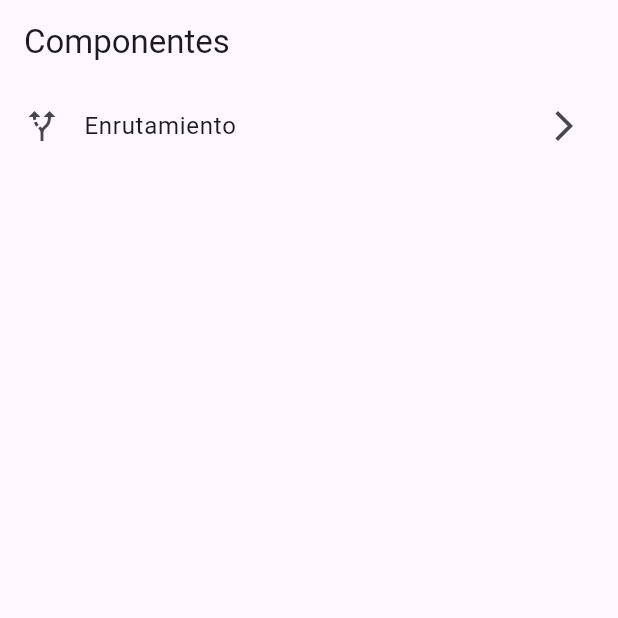
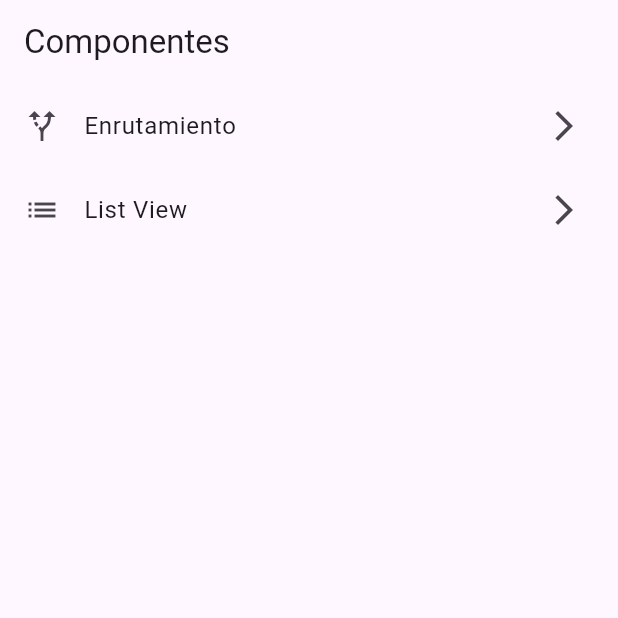
Before and after one commit to RicharC293/components_2da, a Flutter app: the screen it shows after launch, on a phone screen of 412 x 824 dp, the top half of it. Run offline on Flutter 3.47's test engine with Material 3 defaults, Android fonts, the phone set to English and light mode, and no system bars.

Commit message:
feat: Add List View screen and update Home Screen
This commit adds a new screen, List View, to the app. It includes importing the `ListViewScreen` class in `home_screen.dart` and adding a new `ListTile` to the `HomeScreen` widget for navigating to the List View screen. The route name for `ListViewScreen` is defined in `list_view_screen.dart`, and the `ListViewScreen` route is added to the `routes` map in `routes.dart`. These changes enhance the app's functionality by providing a new screen for displaying a list view.

```diff
--- a/lib/screens/home_screen.dart
+++ b/lib/screens/home_screen.dart
@@ -1,3 +1,4 @@
+import 'package:componentes/screens/list_view_screen.dart';
 import 'package:flutter/material.dart';
 
 import 'routing_screen.dart';
@@ -29,9 +30,16 @@ class HomeScreen extends StatelessWidget {
             ),
             trailing: const Icon(Icons.arrow_forward_ios),
             onTap: () {
-              print("Hola Mundo");
               // Navigator
               Navigator.pushNamed(context, RoutingScreen.routeName);
+            },
+          ),
+          ListTile(
+            leading: const Icon(Icons.list),
+            title: const Text("List View"),
+            trailing: const Icon(Icons.arrow_forward_ios),
+            onTap: (){
+              Navigator.pushNamed(context, ListViewScreen.routeName);
             },
           ),
         ],
--- a/lib/utils/routes.dart
+++ b/lib/utils/routes.dart
@@ -1,5 +1,6 @@
 import 'package:componentes/screens/auxiliar_route_screen.dart';
 import 'package:componentes/screens/home_screen.dart';
+import 'package:componentes/screens/list_view_screen.dart';
 import 'package:componentes/screens/routing_screen.dart';
 import 'package:flutter/material.dart';
 
@@ -11,4 +12,5 @@ final Map<String, Widget Function(BuildContext)> routes = {
   // ...
   RoutingScreen.routeName: (context) => const RoutingScreen(),
   AuxiliarRouteScreen.routeName: (contex) => const AuxiliarRouteScreen(),
+  ListViewScreen.routeName: (context) => const ListViewScreen(),
 };
```
Also changed, not shown: lib/screens/list_view_screen.dart (added, +12 -0 lines), simulator_screenshot_EF643FCA-2768-4EB8-98FD-19AFB57B364A.png (added).
